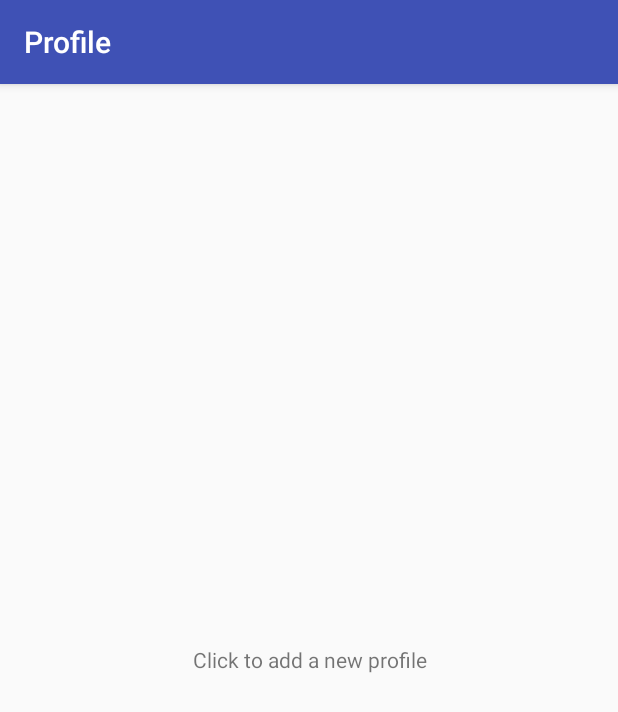
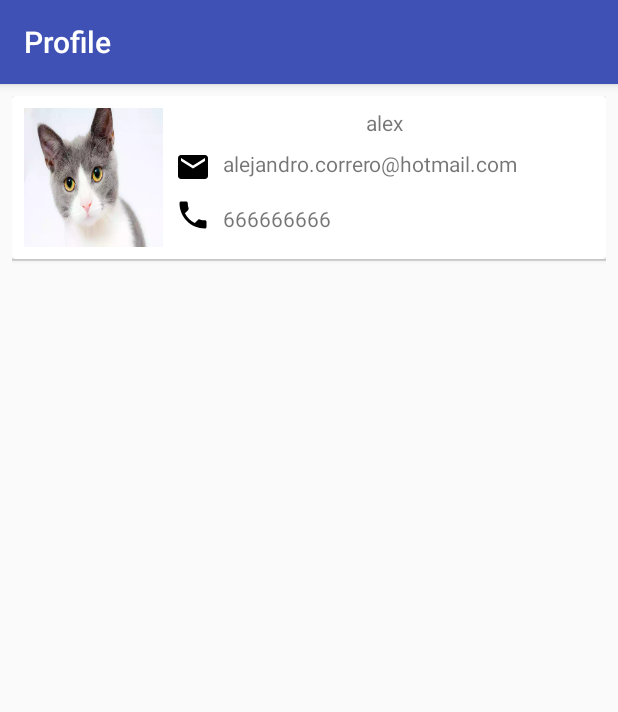
Before and after one commit to alejandrocorrero/ProfileAppv2, an Android app: the screen it shows after launch (MainPageActivity), on a phone screen of 412 x 824 dp. Shown: the top 712 px of the screen. Run offline under Robolectric (Android 15) with nearby library versions, the phone set to English and light mode, and no system bars; our stand-ins replace ButterKnife.

Commit message:
NUEVAS COSAS

```diff
--- a/app/src/main/java/com/correro/alejandro/profileapp/data/Database.java
+++ b/app/src/main/java/com/correro/alejandro/profileapp/data/Database.java
@@ -1,5 +1,6 @@
 package com.correro.alejandro.profileapp.data;
 
+import com.correro.alejandro.profileapp.R;
 import com.correro.alejandro.profileapp.data.model.User;
 import java.util.ArrayList;
 
@@ -11,6 +12,9 @@ public class Database {
 
     private Database() {
         users = new ArrayList<User>();
+        //TODO PRUEBA
+        users.add(new User("alex","666666666","alejandro.correro@hotmail.com", R.drawable.cat1,"wwww.marca.com","avenida la cañada"));
+
     }
 
     public static synchronized Database getInstance() {
--- a/app/src/main/java/com/correro/alejandro/profileapp/ui/MainPageActivity.java
+++ b/app/src/main/java/com/correro/alejandro/profileapp/ui/MainPageActivity.java
@@ -4,11 +4,17 @@ import android.os.Bundle;
 import android.support.v7.app.AppCompatActivity;
 import android.widget.ListView;
 import android.widget.TextView;
+import android.widget.Toast;
 
 import com.correro.alejandro.profileapp.R;
+import com.correro.alejandro.profileapp.data.Database;
+import com.correro.alejandro.profileapp.data.model.User;
+
+import java.util.ArrayList;
 
 import butterknife.BindView;
 import butterknife.ButterKnife;
+import butterknife.OnClick;
 
 public class MainPageActivity extends AppCompatActivity {
 
@@ -16,16 +22,38 @@ public class MainPageActivity extends AppCompatActivity {
     ListView lvProfile;
     @BindView(R.id.lblEmpty)
     TextView lblEmpty;
+    private MainPageActivityAdapter adapter;
+    private ArrayList<User> users = new ArrayList<>();
+    private Database database;
+    private static final int RC_PROFILE_ACTIVITY = 1;
 
     @Override
     protected void onCreate(Bundle savedInstanceState) {
         super.onCreate(savedInstanceState);
+        users=loadStudents();
         setContentView(R.layout.activity_main_page);
         ButterKnife.bind(this);
-        lvProfile.setEmptyView(lblEmpty);
+        setupListView();
     }
 
-    public void addUser(){
-        startActivity(intent);
+    private void setupListView() {
+        lvProfile.setEmptyView(lblEmpty);
+        lvProfile.setOnItemClickListener((adapterView, view, position, id) -> editUser(adapter.getItem(position), position));
+        adapter = new MainPageActivityAdapter(this, users);
+        lvProfile.setAdapter(adapter);
     }
+    private void editUser(User user, int position) {
+        ProfileActivity.startForResult(this, RC_PROFILE_ACTIVITY, user, position);
+    }
+
+    private ArrayList<User> loadStudents() {
+        database = Database.getInstance();
+        Toast.makeText(this, "Cargando", Toast.LENGTH_SHORT).show();
+        return database.getUsers();
+    }
+    @OnClick(R.id.lblEmpty)
+    public void addNewUser(){
+        ProfileActivity.startForResult(this, RC_PROFILE_ACTIVITY);
+    }
+
 }
--- a/app/src/main/java/com/correro/alejandro/profileapp/ui/MainPageActivityAdapter.java
+++ b/app/src/main/java/com/correro/alejandro/profileapp/ui/MainPageActivityAdapter.java
@@ -7,11 +7,14 @@ import android.view.LayoutInflater;
 import android.view.View;
 import android.view.ViewGroup;
 import android.widget.BaseAdapter;
+import android.widget.ImageView;
 import android.widget.TextView;
 
+import com.correro.alejandro.profileapp.R;
 import com.correro.alejandro.profileapp.data.model.User;
 
 import java.util.ArrayList;
+
 
 public class MainPageActivityAdapter extends BaseAdapter {
     ArrayList<User> data;
@@ -24,11 +27,11 @@ public class MainPageActivityAdapter extends BaseAdapter {
 
     @Override
     public int getCount() {
-        return 0;
-    }
+        return data == null ? 0 : data.size();
+}
 
     @Override
-    public Object getItem(int i) {
+    public User getItem(int i) {
         return null;
     }
 
@@ -55,6 +58,10 @@ public class MainPageActivityAdapter extends BaseAdapter {
         // Retorna la vista ya configurada.
         return convertView;
     }
+    public void setData(ArrayList<User> newData) {
+        data = newData;
+        notifyDataSetChanged();
+    }
 
     @NonNull
     private ViewHolder onCreateViewHolder(View convertView) {
@@ -70,15 +77,22 @@ public class MainPageActivityAdapter extends BaseAdapter {
     static class ViewHolder {
         //TODO AÑADIR CON BUTTERNAI
         TextView lblName;
-        TextView lblRepeater;
+        TextView lblEmail;
+        TextView lblPhone;
+        ImageView ivAvatar;
 
         public ViewHolder(View itemView) {
             lblName = (TextView) itemView.findViewById(R.id.lblName);
-            lblRepeater = (TextView) itemView.findViewById(R.id.lblRepeater);
+            lblEmail = (TextView) itemView.findViewById(R.id.lblEmail);
+            lblPhone = (TextView) itemView.findViewById(R.id.lblPhone);
+            ivAvatar = itemView.findViewById(R.id.ivAvatar);
         }
 
         public void bind(User user) {
             lblName.setText(user.getName());
+            lblEmail.setText(user.getEmail());
+            lblPhone.setText(user.getPhone());
+            ivAvatar.setImageResource(user.getAvatar());
 
         }
     }
--- a/app/src/main/java/com/correro/alejandro/profileapp/ui/ProfileActivity.java
+++ b/app/src/main/java/com/correro/alejandro/profileapp/ui/ProfileActivity.java
@@ -1,5 +1,7 @@
 package com.correro.alejandro.profileapp.ui;
 
+import android.app.Activity;
+import android.content.Context;
 import android.content.Intent;
 import android.graphics.Typeface;
 import android.net.Uri;
@@ -14,6 +16,7 @@ import android.widget.Toast;
 
 import com.correro.alejandro.profileapp.R;
 import com.correro.alejandro.profileapp.data.model.Cat;
+import com.correro.alejandro.profileapp.data.model.User;
 import com.correro.alejandro.profileapp.data.utils.IntentsUtils;
 import com.correro.alejandro.profileapp.data.utils.NetworkUtils;
 import com.correro.alejandro.profileapp.data.utils.ValidationUtils;
@@ -66,6 +69,8 @@ public class ProfileActivity extends AppCompatActivity {
     final int RC_CAT = 1;
     //Value of the actual ivCat drawable
     int drawableId;
+    private static final String EXTRA_USER = "EXTRA_USER";
+    private static final String EXTRA_POSITION = "EXTRA_POSITION";
 
     @Override
     protected void onCreate(Bundle savedInstanceState) {
@@ -278,6 +283,16 @@ public class ProfileActivity extends AppCompatActivity {
         }
 
     }
+    public static void startForResult(Activity context, int requestCode) {
+        context.startActivityForResult(new Intent(context, ProfileActivity.class), requestCode);
+    }
+    //TODO ASIGNAR USER A CADA SITIO DEL PROFILE
+    public static void startForResult(Activity context, int requestCode, User user, int position) {
+        Intent intent = new Intent(context, ProfileActivity.class);
+        intent.putExtra(EXTRA_USER, user);
+        intent.putExtra(EXTRA_POSITION, position);
+        context.startActivityForResult(intent, requestCode);
+    }
 
 
 }
--- /dev/null
+++ b/app/src/main/res/layout/activity_main_item.xml
@@ -0,0 +1,93 @@
+<?xml version="1.0" encoding="utf-8"?>
+<android.support.v7.widget.CardView xmlns:android="http://schemas.android.com/apk/res/android"
+    xmlns:app="http://schemas.android.com/apk/res-auto"
+    xmlns:tools="http://schemas.android.com/tools"
+    android:layout_width="match_parent"
+    android:layout_height="wrap_content"
+    android:orientation="horizontal">
+
+    <android.support.constraint.ConstraintLayout
+        android:layout_width="match_parent"
+        android:layout_height="match_parent"
+        tools:layout_editor_absoluteX="0dp"
+        tools:layout_editor_absoluteY="0dp">
+
+        <ImageView
+            android:id="@+id/ivAvatar"
+            android:layout_width="0dp"
+            android:layout_height="0dp"
+            android:layout_marginBottom="8dp"
+            android:layout_marginStart="8dp"
+            android:layout_marginTop="8dp"
+            android:scaleType="fitXY"
+            app:layout_constraintBottom_toBottomOf="parent"
+            app:layout_constraintDimensionRatio="w,1:1"
+            app:layout_constraintStart_toStartOf="parent"
+            app:layout_constraintTop_toTopOf="parent"
+            app:srcCompat="@mipmap/ic_launcher" />
+
+        <TextView
+            android:id="@+id/lblName"
+            android:layout_width="0dp"
+            android:layout_height="wrap_content"
+            android:layout_marginEnd="8dp"
+            android:layout_marginStart="8dp"
+            android:layout_marginTop="8dp"
+            android:text="TextView"
+            android:textAlignment="center"
+            app:layout_constraintEnd_toEndOf="parent"
+            app:layout_constraintHorizontal_weight="0.9"
+            app:layout_constraintStart_toEndOf="@+id/ivAvatar"
+            app:layout_constraintTop_toTopOf="parent" />
+
+        <TextView
+            android:id="@+id/lblEmail"
+            android:layout_width="0dp"
+            android:layout_height="wrap_content"
+            android:layout_marginEnd="8dp"
+            android:layout_marginStart="8dp"
+            android:layout_marginTop="8dp"
+            android:text="TextView"
+            app:layout_constraintEnd_toEndOf="parent"
+            app:layout_constraintStart_toEndOf="@+id/imageView"
+            app:layout_constraintTop_toBottomOf="@+id/lblName" />
+
+        <TextView
+            android:id="@+id/lblPhone"
+            android:layout_width="0dp"
+            android:layout_height="wrap_content"
+            android:layout_marginBottom="8dp"
+            android:layout_marginEnd="8dp"
+            android:layout_marginStart="8dp"
+            android:layout_marginTop="8dp"
+            android:text="TextView"
+            app:layout_constraintBottom_toBottomOf="parent"
+            app:layout_constraintEnd_toEndOf="parent"
+            app:layout_constraintStart_toEndOf="@+id/imageView2"
+            app:layout_constraintTop_toBottomOf="@+id/lblEmail" />
+
+        <ImageView
+            android:id="@+id/imageView"
+            android:layout_width="wrap_content"
+            android:layout_height="wrap_content"
+            android:layout_marginStart="8dp"
+            android:layout_marginTop="8dp"
+            app:layout_constraintStart_toEndOf="@+id/ivAvatar"
+            app:layout_constraintTop_toBottomOf="@+id/lblName"
+            android:src="@drawable/ic_email_black_24dp" />
+
+        <ImageView
+            android:id="@+id/imageView2"
+            android:layout_width="wrap_content"
+            android:layout_height="wrap_content"
+            android:layout_marginStart="8dp"
+            android:layout_marginTop="8dp"
+            app:layout_constraintBottom_toBottomOf="@+id/lblPhone"
+            app:layout_constraintStart_toEndOf="@+id/ivAvatar"
+            app:layout_constraintTop_toBottomOf="@+id/imageView"
+            android:src="@drawable/ic_local_phone_black_24dp" />
+
+
+    </android.support.constraint.ConstraintLayout>
+
+</android.support.v7.widget.CardView>
```
